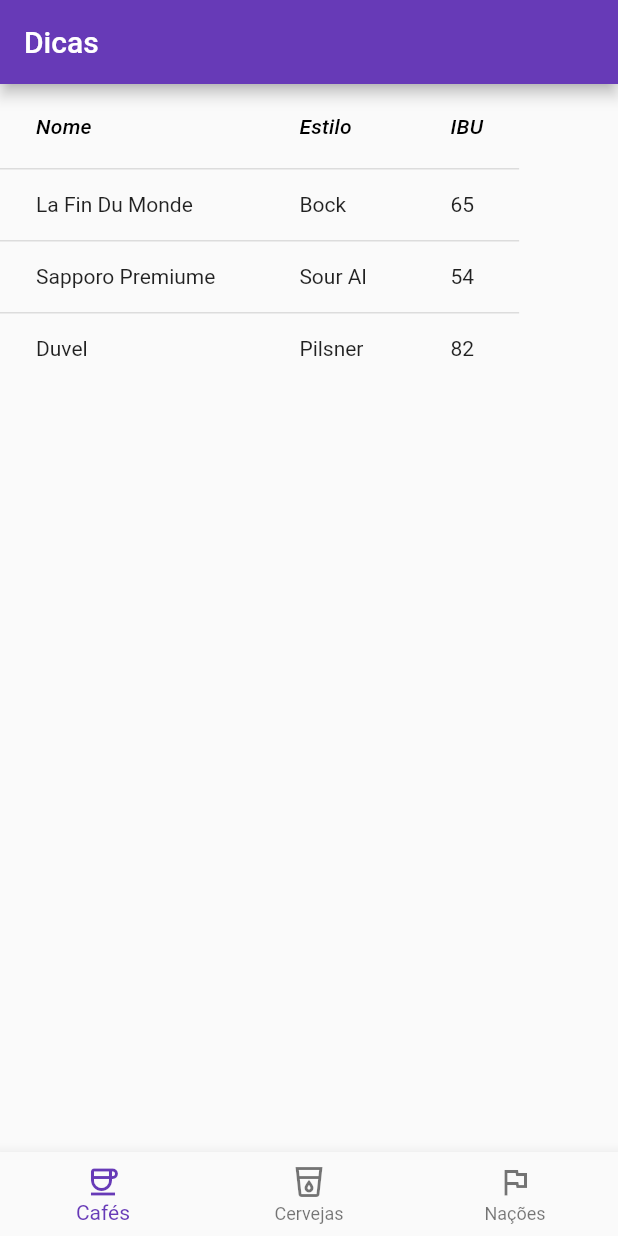
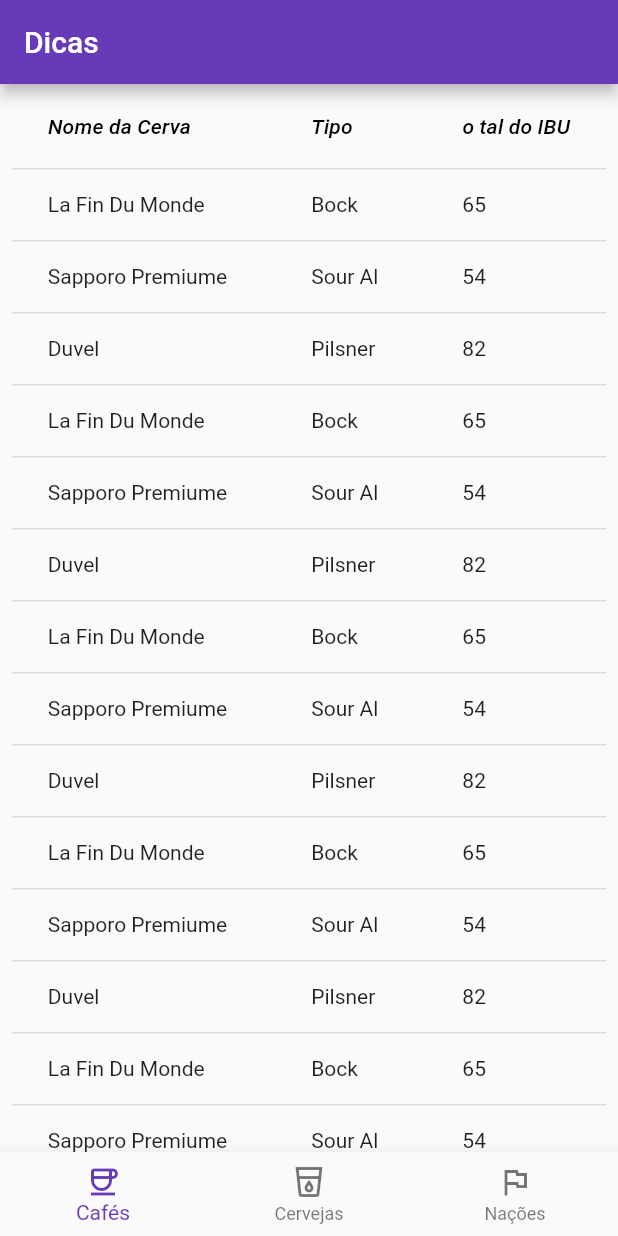
Before and after one commit to quirinof/oopFlutter, a Flutter app: the screen it shows after launch, on a phone screen of 412 x 824 dp. Run offline on Flutter 3.47's test engine with Material 2 defaults, Android fonts, the phone set to English and light mode, and no system bars; project files that could hold a hidden picture were left out.

Commit message:
recipe4 update

```diff
--- a/recipe4/lib/main.dart
+++ b/recipe4/lib/main.dart
@@ -2,20 +2,95 @@
 
 var dataObjects = [
   {
-    "name": "La Fin Du Monde",
-    "style": "Bock",
-    "ibu": "65"
+    "beer name": "La Fin Du Monde",
+    "type": "Bock",
+    "the ibu": "65"
   },
   {
-    "name": "Sapporo Premiume",
-    "style": "Sour Al",
-    "ibu": "54"
+    "beer name": "Sapporo Premiume",
+    "type": "Sour Al",
+    "the ibu": "54"
   },
   {
-    "name": "Duvel",
-    "style": "Pilsner",
-    "ibu": "82"
-  }
+    "beer name": "Duvel",
+    "type": "Pilsner",
+    "the ibu": "82"
+  },
+  {
+    "beer name": "La Fin Du Monde",
+    "type": "Bock",
+    "the ibu": "65"
+  },
+  {
+    "beer name": "Sapporo Premiume",
+    "type": "Sour Al",
+    "the ibu": "54"
+  },
+  {
+    "beer name": "Duvel",
+    "type": "Pilsner",
+    "the ibu": "82"
+  },
+  {
+    "beer name": "La Fin Du Monde",
+    "type": "Bock",
+    "the ibu": "65"
+  },
+  {
+    "beer name": "Sapporo Premiume",
+    "type": "Sour Al",
+    "the ibu": "54"
+  },
+  {
+    "beer name": "Duvel",
+    "type": "Pilsner",
+    "the ibu": "82"
+  },
+  {
+    "beer name": "La Fin Du Monde",
+    "type": "Bock",
+    "the ibu": "65"
+  },
+  {
+    "beer name": "Sapporo Premiume",
+    "type": "Sour Al",
+    "the ibu": "54"
+  },
+  {
+    "beer name": "Duvel",
+    "type": "Pilsner",
+    "the ibu": "82"
+  },
+  {
+    "beer name": "La Fin Du Monde",
+    "type": "Bock",
+    "the ibu": "65"
+  },
+  {
+    "beer name": "Sapporo Premiume",
+    "type": "Sour Al",
+    "the ibu": "54"
+  },
+  {
+    "beer name": "Duvel",
+    "type": "Pilsner",
+    "the ibu": "82"
+  },
+  {
+    "beer name": "La Fin Du Monde",
+    "type": "Bock",
+    "the ibu": "65"
+  },
+  {
+    "beer name": "Sapporo Premiume",
+    "type": "Sour Al",
+    "the ibu": "54"
+  },
+  {
+    "beer name": "Duvel",
+    "type": "Pilsner",
+    "the ibu": "82"
+  },
 ];
 
 void main() {
@@ -33,8 +108,14 @@
         appBar: AppBar(
           title: const Text("Dicas"),
         ),
-            body: DataBodyWidget(objects: dataObjects),
-            bottomNavigationBar: NewNavBar()));
+        body: DataBodyWidget(
+          objects: dataObjects,
+          columnNames: const["Nome da Cerva", "Tipo", "o tal do IBU"],
+          propertyNames: const["beer name", "type", "the ibu"]
+        ),
+        bottomNavigationBar: NewNavBar()
+      )
+    );
   }
 }
 
@@ -59,14 +140,21 @@
 }
 
 class DataBodyWidget extends StatelessWidget {
-  List objects;
-  DataBodyWidget({this.objects = const []});
+  final List objects, columnNames, propertyNames;
+  DataBodyWidget({
+    this.objects = const [],
+    this.columnNames = const [],
+    this.propertyNames = const []
+  });
 
   @override
   Widget build(BuildContext context) {
+  /*
     var columnNames = ["Nome", "Estilo", "IBU"],
         propertyNames = ["name", "style", "ibu"];
-    return DataTable(
+  */
+    return SingleChildScrollView(
+      child: Center(child: DataTable(
         columns: columnNames.map(
           (name) => DataColumn(
             label: Expanded(
@@ -81,6 +169,27 @@
             ).toList()
           )
         ).toList()
+      ))
     );
   }
 }
+
+/* class MyTileWidget extends StatelessWidget {
+  final List objects;
+  MyTileWidget({this.objects = const []});
+
+  @override
+  Widget build(BuildContext context) {
+    var columnNames = ["Nome", "Estilo", "IBU"],
+        propertyNames = ["name", "style", "ibu"];
+    return ListView.builder(
+      itemCount: objects.length,
+      itemBuilder: (context, index) {
+        return ListTile(
+
+        );
+      },
+    );
+  }
+}
+*/
```
Lines whose indentation alone changed are shown as unchanged.
